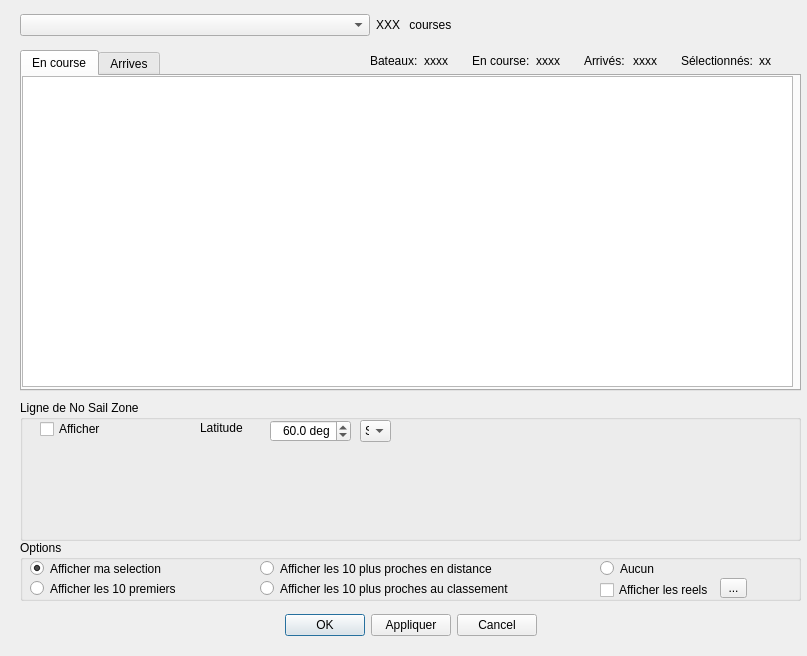
Before: the Qt Designer form src/Ui/race_dialog.ui in nohal/qtVlm, drawn with Qt 5.
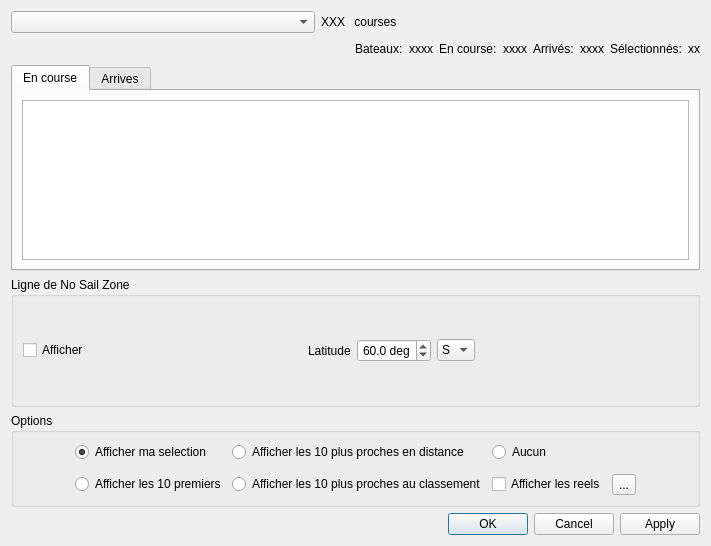
After: the same form once the commit is applied.

Commit message: Made all dialogs resize cleanly.

What changed in the file:
```diff
--- a/src/Ui/race_dialog.ui
+++ b/src/Ui/race_dialog.ui
@@ -6,43 +6,15 @@
    <rect>
     <x>0</x>
     <y>0</y>
-    <width>807</width>
-    <height>656</height>
+    <width>711</width>
+    <height>546</height>
    </rect>
   </property>
   <property name="windowTitle">
    <string>Paramétre des courses</string>
   </property>
-  <widget class="QWidget" name="widget" native="true">
-   <property name="geometry">
-    <rect>
-     <x>10</x>
-     <y>10</y>
-     <width>791</width>
-     <height>641</height>
-    </rect>
-   </property>
-   <property name="sizePolicy">
-    <sizepolicy hsizetype="Fixed" vsizetype="Fixed">
-     <horstretch>0</horstretch>
-     <verstretch>0</verstretch>
-    </sizepolicy>
-   </property>
-   <property name="minimumSize">
-    <size>
-     <width>791</width>
-     <height>641</height>
-    </size>
-   </property>
-   <widget class="QWidget" name="layoutWidget">
-    <property name="geometry">
-     <rect>
-      <x>10</x>
-      <y>0</y>
-      <width>781</width>
-      <height>30</height>
-     </rect>
-    </property>
+  <layout class="QVBoxLayout" name="verticalLayout">
+   <item>
     <layout class="QHBoxLayout" name="horizontalLayout_4">
      <item>
       <widget class="QComboBox" name="chooser_raceList">
@@ -82,20 +54,22 @@
       </spacer>
      </item>
     </layout>
-   </widget>
-   <widget class="QWidget" name="horizontalLayoutWidget">
-    <property name="geometry">
-     <rect>
-      <x>360</x>
-      <y>40</y>
-      <width>431</width>
-      <height>21</height>
-     </rect>
-    </property>
+   </item>
+   <item>
     <layout class="QHBoxLayout" name="horizontalLayout">
-     <property name="sizeConstraint">
-      <enum>QLayout::SetMinAndMaxSize</enum>
-     </property>
+     <item>
+      <spacer name="horizontalSpacer">
+       <property name="orientation">
+        <enum>Qt::Horizontal</enum>
+       </property>
+       <property name="sizeHint" stdset="0">
+        <size>
+         <width>40</width>
+         <height>20</height>
+        </size>
+       </property>
+      </spacer>
+     </item>
      <item>
       <widget class="QLabel" name="label_2">
        <property name="text">
@@ -153,22 +127,9 @@
       </widget>
      </item>
     </layout>
-   </widget>
+   </item>
+   <item>
    <widget class="QTabWidget" name="tabWidget">
-    <property name="geometry">
-     <rect>
-      <x>10</x>
-      <y>40</y>
-      <width>781</width>
-      <height>341</height>
-     </rect>
-    </property>
-    <property name="sizePolicy">
-     <sizepolicy hsizetype="Preferred" vsizetype="Preferred">
-      <horstretch>0</horstretch>
-      <verstretch>0</verstretch>
-     </sizepolicy>
-    </property>
     <property name="currentIndex">
      <number>0</number>
     </property>
@@ -176,21 +137,9 @@
      <attribute name="title">
       <string>En course</string>
      </attribute>
+      <layout class="QHBoxLayout" name="horizontalLayout_2">
+       <item>
      <widget class="QTreeView" name="ranking">
-      <property name="geometry">
-       <rect>
-        <x>0</x>
-        <y>0</y>
-        <width>771</width>
-        <height>311</height>
-       </rect>
-      </property>
-      <property name="sizePolicy">
-       <sizepolicy hsizetype="Preferred" vsizetype="Preferred">
-        <horstretch>0</horstretch>
-        <verstretch>0</verstretch>
-       </sizepolicy>
-      </property>
       <property name="rootIsDecorated">
        <bool>false</bool>
       </property>
@@ -201,26 +150,16 @@
        <bool>true</bool>
       </property>
      </widget>
+       </item>
+      </layout>
     </widget>
     <widget class="QWidget" name="tab_2">
      <attribute name="title">
       <string>Arrives</string>
      </attribute>
+      <layout class="QHBoxLayout" name="horizontalLayout_3">
+       <item>
      <widget class="QTreeView" name="arrived">
-      <property name="geometry">
-       <rect>
-        <x>0</x>
-        <y>0</y>
-        <width>771</width>
-        <height>311</height>
-       </rect>
-      </property>
-      <property name="sizePolicy">
-       <sizepolicy hsizetype="Preferred" vsizetype="Preferred">
-        <horstretch>0</horstretch>
-        <verstretch>0</verstretch>
-       </sizepolicy>
-      </property>
       <property name="rootIsDecorated">
        <bool>false</bool>
       </property>
@@ -228,42 +167,54 @@
        <bool>true</bool>
       </property>
      </widget>
-    </widget>
-   </widget>
-   <widget class="QGroupBox" name="groupBox">
-    <property name="geometry">
-     <rect>
-      <x>10</x>
-      <y>390</y>
-      <width>781</width>
-      <height>141</height>
-     </rect>
+       </item>
+      </layout>
+     </widget>
+    </widget>
+   </item>
+   <item>
+    <widget class="QGroupBox" name="noSailZoneGroup">
+     <property name="minimumSize">
+      <size>
+       <width>0</width>
+       <height>130</height>
+      </size>
     </property>
     <property name="title">
      <string>Ligne de No Sail Zone</string>
     </property>
+     <layout class="QVBoxLayout" name="verticalLayout_2">
+      <item>
+       <layout class="QHBoxLayout" name="horizontalLayout_5">
+        <item>
     <widget class="QCheckBox" name="displayNSZ">
-     <property name="geometry">
-      <rect>
-       <x>20</x>
-       <y>20</y>
-       <width>111</width>
-       <height>18</height>
-      </rect>
-     </property>
      <property name="text">
       <string>Afficher</string>
      </property>
     </widget>
+        </item>
+        <item>
+         <spacer name="horizontalSpacer_3">
+          <property name="orientation">
+           <enum>Qt::Horizontal</enum>
+          </property>
+          <property name="sizeHint" stdset="0">
+           <size>
+            <width>40</width>
+            <height>20</height>
+           </size>
+          </property>
+         </spacer>
+        </item>
+        <item>
+         <widget class="QLabel" name="label_4">
+          <property name="text">
+           <string>Latitude</string>
+          </property>
+         </widget>
+        </item>
+        <item>
     <widget class="QDoubleSpinBox" name="latNSZ">
-     <property name="geometry">
-      <rect>
-       <x>250</x>
-       <y>20</y>
-       <width>81</width>
-       <height>22</height>
-      </rect>
-     </property>
      <property name="alignment">
       <set>Qt::AlignRight|Qt::AlignTrailing|Qt::AlignVCenter</set>
      </property>
@@ -280,39 +231,9 @@
       <double>60.000000000000000</double>
      </property>
     </widget>
-    <widget class="QLabel" name="label_4">
-     <property name="geometry">
-      <rect>
-       <x>180</x>
-       <y>20</y>
-       <width>61</width>
-       <height>16</height>
-      </rect>
-     </property>
-     <property name="text">
-      <string>Latitude</string>
-     </property>
-    </widget>
-    <widget class="QWidget" name="verticalLayoutWidget">
-     <property name="geometry">
-      <rect>
-       <x>20</x>
-       <y>50</y>
-       <width>751</width>
-       <height>80</height>
-      </rect>
-     </property>
-     <layout class="QVBoxLayout" name="verticalLayout_4"/>
-    </widget>
+        </item>
+        <item>
     <widget class="QComboBox" name="nsNSZ">
-     <property name="geometry">
-      <rect>
-       <x>340</x>
-       <y>20</y>
-       <width>31</width>
-       <height>22</height>
-      </rect>
-     </property>
      <property name="sizePolicy">
       <sizepolicy hsizetype="Preferred" vsizetype="Fixed">
        <horstretch>0</horstretch>
@@ -333,28 +254,33 @@
       </property>
      </item>
     </widget>
-   </widget>
+        </item>
+        <item>
+         <spacer name="horizontalSpacer_2">
+          <property name="orientation">
+           <enum>Qt::Horizontal</enum>
+          </property>
+          <property name="sizeHint" stdset="0">
+           <size>
+            <width>40</width>
+            <height>20</height>
+           </size>
+          </property>
+         </spacer>
+        </item>
+       </layout>
+      </item>
+     </layout>
+    </widget>
+   </item>
+   <item>
    <widget class="QGroupBox" name="groupBox_2">
-    <property name="geometry">
-     <rect>
-      <x>10</x>
-      <y>530</y>
-      <width>781</width>
-      <height>61</height>
-     </rect>
-    </property>
     <property name="title">
      <string>Options</string>
     </property>
+     <layout class="QGridLayout" name="gridLayout">
+      <item row="0" column="1">
     <widget class="QRadioButton" name="buttonMySelection">
-     <property name="geometry">
-      <rect>
-       <x>10</x>
-       <y>20</y>
-       <width>211</width>
-       <height>17</height>
-      </rect>
-     </property>
      <property name="text">
       <string>Afficher ma selection</string>
      </property>
@@ -362,67 +288,37 @@
       <bool>true</bool>
      </property>
     </widget>
-    <widget class="QRadioButton" name="button10First">
-     <property name="geometry">
-      <rect>
-       <x>10</x>
-       <y>40</y>
-       <width>221</width>
-       <height>17</height>
-      </rect>
-     </property>
-     <property name="text">
-      <string>Afficher les 10 premiers</string>
-     </property>
-    </widget>
+      </item>
+      <item row="0" column="2">
     <widget class="QRadioButton" name="button10distance">
-     <property name="geometry">
-      <rect>
-       <x>240</x>
-       <y>20</y>
-       <width>331</width>
-       <height>17</height>
-      </rect>
-     </property>
      <property name="text">
       <string>Afficher les 10 plus proches en distance</string>
      </property>
     </widget>
-    <widget class="QRadioButton" name="button10ranking">
-     <property name="geometry">
-      <rect>
-       <x>240</x>
-       <y>40</y>
-       <width>331</width>
-       <height>17</height>
-      </rect>
-     </property>
-     <property name="text">
-      <string>Afficher les 10 plus proches au classement</string>
-     </property>
-    </widget>
+      </item>
+      <item row="0" column="3">
     <widget class="QRadioButton" name="buttonNone">
-     <property name="geometry">
-      <rect>
-       <x>580</x>
-       <y>20</y>
-       <width>82</width>
-       <height>17</height>
-      </rect>
-     </property>
      <property name="text">
       <string>Aucun</string>
      </property>
     </widget>
+      </item>
+      <item row="2" column="1">
+       <widget class="QRadioButton" name="button10First">
+        <property name="text">
+         <string>Afficher les 10 premiers</string>
+        </property>
+       </widget>
+      </item>
+      <item row="2" column="2">
+       <widget class="QRadioButton" name="button10ranking">
+        <property name="text">
+         <string>Afficher les 10 plus proches au classement</string>
+        </property>
+       </widget>
+      </item>
+      <item row="2" column="3" colspan="2">
     <widget class="QCheckBox" name="buttonReal">
-     <property name="geometry">
-      <rect>
-       <x>580</x>
-       <y>40</y>
-       <width>151</width>
-       <height>20</height>
-      </rect>
-     </property>
      <property name="toolTip">
       <string>Cette information peut ne pas etre disponible</string>
      </property>
@@ -430,15 +326,9 @@
       <string>Afficher les reels</string>
      </property>
     </widget>
+      </item>
+      <item row="2" column="5">
     <widget class="QToolButton" name="filterReal">
-     <property name="geometry">
-      <rect>
-       <x>700</x>
-       <y>38</y>
-       <width>27</width>
-       <height>20</height>
-      </rect>
-     </property>
      <property name="toolTip">
       <string>Filtrer les reels</string>
      </property>
@@ -446,19 +336,9 @@
       <string>...</string>
      </property>
     </widget>
-   </widget>
-   <widget class="QWidget" name="layoutWidget">
-    <property name="geometry">
-     <rect>
-      <x>10</x>
-      <y>600</y>
-      <width>781</width>
-      <height>31</height>
-     </rect>
-    </property>
-    <layout class="QHBoxLayout" name="_2">
-     <item>
-      <spacer>
+      </item>
+      <item row="0" column="6" rowspan="3">
+       <spacer name="horizontalSpacer_5">
        <property name="orientation">
         <enum>Qt::Horizontal</enum>
        </property>
@@ -470,29 +350,8 @@
        </property>
       </spacer>
      </item>
-     <item>
-      <widget class="QPushButton" name="btn_Ok">
-       <property name="text">
-        <string>OK</string>
-       </property>
-      </widget>
-     </item>
-     <item>
-      <widget class="QPushButton" name="syncVal">
-       <property name="text">
-        <string>Appliquer</string>
-       </property>
-      </widget>
-     </item>
-     <item>
-      <widget class="QPushButton" name="btn_cancel">
-       <property name="text">
-        <string>Cancel</string>
-       </property>
-      </widget>
-     </item>
-     <item>
-      <spacer>
+      <item row="0" column="0" rowspan="3">
+       <spacer name="horizontalSpacer_6">
        <property name="orientation">
         <enum>Qt::Horizontal</enum>
        </property>
@@ -506,7 +365,15 @@
      </item>
     </layout>
    </widget>
-  </widget>
+   </item>
+   <item>
+    <widget class="QDialogButtonBox" name="buttonBox">
+     <property name="standardButtons">
+      <set>QDialogButtonBox::Apply|QDialogButtonBox::Cancel|QDialogButtonBox::Ok</set>
+     </property>
+    </widget>
+   </item>
+  </layout>
  </widget>
  <resources/>
  <connections>
```
Left out of the diff: 60 changed lines with no effect on the pictures. Lines whose indentation alone changed are shown as unchanged. The commit also changes 40 other files.
